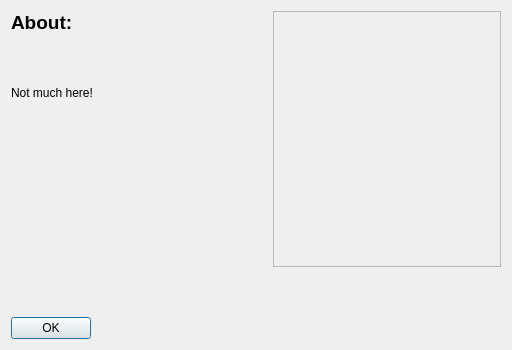
Qt form dialogabout.ui (PsyCommando/ppmdu_spriteeditor) before a commit.
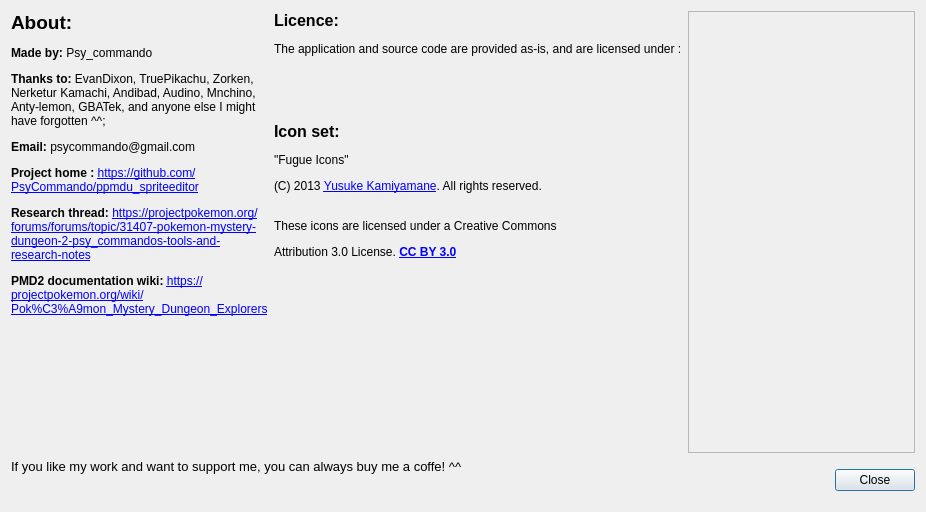
The same form after that commit. Icons and pictures are not drawn.

The edit to the form file:
```diff
--- a/dialogabout.ui
+++ b/dialogabout.ui
@@ -6,8 +6,8 @@
    <rect>
     <x>0</x>
     <y>0</y>
-    <width>512</width>
-    <height>350</height>
+    <width>926</width>
+    <height>512</height>
    </rect>
   </property>
   <property name="sizePolicy">
@@ -19,32 +19,17 @@
   <property name="windowTitle">
    <string>Dialog</string>
   </property>
-  <layout class="QFormLayout" name="formLayout">
-   <item row="2" column="0">
-    <widget class="QDialogButtonBox" name="btnboxOk">
-     <property name="orientation">
-      <enum>Qt::Horizontal</enum>
-     </property>
-     <property name="standardButtons">
-      <set>QDialogButtonBox::Ok</set>
-     </property>
-    </widget>
-   </item>
-   <item row="1" column="0">
-    <spacer name="verticalSpacer">
-     <property name="orientation">
-      <enum>Qt::Vertical</enum>
-     </property>
-     <property name="sizeHint" stdset="0">
-      <size>
-       <width>20</width>
-       <height>40</height>
-      </size>
-     </property>
-    </spacer>
-   </item>
-   <item row="0" column="0">
+  <layout class="QGridLayout" name="gridLayout">
+   <item row="0" column="0" colspan="2">
+    <layout class="QHBoxLayout" name="horizontalLayout">
+     <item>
     <widget class="QLabel" name="lblAboutText">
+       <property name="sizePolicy">
+        <sizepolicy hsizetype="Fixed" vsizetype="Preferred">
+         <horstretch>0</horstretch>
+         <verstretch>0</verstretch>
+        </sizepolicy>
+       </property>
      <property name="minimumSize">
       <size>
        <width>256</width>
@@ -52,7 +37,7 @@
       </size>
      </property>
      <property name="text">
-      <string>&lt;html&gt;&lt;head/&gt;&lt;body&gt;&lt;p&gt;&lt;span style=&quot; font-size:14pt; font-weight:600;&quot;&gt;About:&lt;/span&gt;&lt;/p&gt;&lt;p&gt;&lt;br/&gt;&lt;/p&gt;&lt;p&gt;Not much here!&lt;/p&gt;&lt;/body&gt;&lt;/html&gt;</string>
+        <string>&lt;html&gt;&lt;head/&gt;&lt;body&gt;&lt;p&gt;&lt;span style=&quot; font-size:14pt; font-weight:600;&quot;&gt;About:&lt;/span&gt;&lt;/p&gt;&lt;p&gt;&lt;span style=&quot; font-size:9pt; font-weight:600;&quot;&gt;Made by: &lt;/span&gt;&lt;span style=&quot; font-size:9pt;&quot;&gt;Psy_commando&lt;/span&gt;&lt;/p&gt;&lt;p&gt;&lt;span style=&quot; font-size:9pt; font-weight:600;&quot;&gt;Thanks to:&lt;/span&gt;&lt;span style=&quot; font-size:9pt;&quot;&gt; EvanDixon, TruePikachu, Zorken, Nerketur Kamachi, Andibad, Audino, Mnchino, Anty-lemon, GBATek, and anyone else I might have forgotten ^^;&lt;/span&gt;&lt;/p&gt;&lt;p&gt;&lt;span style=&quot; font-size:9pt; font-weight:600;&quot;&gt;Email:&lt;/span&gt;&lt;span style=&quot; font-size:9pt;&quot;&gt; psycommando@gmail.com&lt;/span&gt;&lt;/p&gt;&lt;p&gt;&lt;span style=&quot; font-size:9pt; font-weight:600;&quot;&gt;Project home : &lt;/span&gt;&lt;a href=&quot;https://github.com/PsyCommando/ppmdu_spriteeditor&quot;&gt;&lt;span style=&quot; font-size:9pt; text-decoration: underline; color:#0000ff;&quot;&gt;https://github.com/PsyCommando/ppmdu_spriteeditor&lt;/span&gt;&lt;/a&gt;&lt;/p&gt;&lt;p&gt;&lt;span style=&quot; font-size:9pt; font-weight:600;&quot;&gt;Research thread: &lt;/span&gt;&lt;a href=&quot;https://projectpokemon.org/forums/forums/topic/31407-pokemon-mystery-dungeon-2-psy_commandos-tools-and-research-notes&quot;&gt;&lt;span style=&quot; font-size:9pt; text-decoration: underline; color:#0000ff;&quot;&gt;https://projectpokemon.org/forums/forums/topic/31407-pokemon-mystery-dungeon-2-psy_commandos-tools-and-research-notes&lt;/span&gt;&lt;/a&gt;&lt;/p&gt;&lt;p&gt;&lt;span style=&quot; font-size:9pt; font-weight:600;&quot;&gt;PMD2 documentation wiki: &lt;/span&gt;&lt;a href=&quot;https://projectpokemon.org/wiki/Pok%C3%A9mon_Mystery_Dungeon_Explorers&quot;&gt;&lt;span style=&quot; font-size:9pt; text-decoration: underline; color:#0000ff;&quot;&gt;https://projectpokemon.org/wiki/Pok%C3%A9mon_Mystery_Dungeon_Explorers&lt;/span&gt;&lt;/a&gt;&lt;/p&gt;&lt;/body&gt;&lt;/html&gt;</string>
      </property>
      <property name="textFormat">
       <enum>Qt::RichText</enum>
@@ -63,36 +48,97 @@
      <property name="alignment">
       <set>Qt::AlignLeading|Qt::AlignLeft|Qt::AlignTop</set>
      </property>
-    </widget>
-   </item>
-   <item row="0" column="1">
-    <widget class="QLabel" name="lblPicture">
+       <property name="wordWrap">
+        <bool>true</bool>
+       </property>
+       <property name="margin">
+        <number>5</number>
+       </property>
+       <property name="textInteractionFlags">
+        <set>Qt::LinksAccessibleByMouse|Qt::TextSelectableByMouse</set>
+       </property>
+      </widget>
+     </item>
+     <item>
+      <widget class="QLabel" name="label">
      <property name="sizePolicy">
-      <sizepolicy hsizetype="MinimumExpanding" vsizetype="MinimumExpanding">
+        <sizepolicy hsizetype="Fixed" vsizetype="Preferred">
        <horstretch>0</horstretch>
        <verstretch>0</verstretch>
       </sizepolicy>
      </property>
-     <property name="minimumSize">
-      <size>
-       <width>128</width>
-       <height>256</height>
-      </size>
-     </property>
+       <property name="text">
+        <string>&lt;html&gt;&lt;head/&gt;&lt;body&gt;&lt;p&gt;&lt;span style=&quot; font-size:12pt; font-weight:600;&quot;&gt;Licence:&lt;/span&gt;&lt;/p&gt;&lt;p&gt;&lt;span style=&quot; font-size:9pt;&quot;&gt;The application and source code are provided as-is, and are licensed under :&lt;br/&gt;&lt;/span&gt;&lt;a href=&quot;http://www.wtfpl.net/about/&quot;&gt;&lt;img src=&quot;:/resources/imgs/wtfpl-badge-1.png&quot;/&gt;&lt;/a&gt;&lt;/p&gt;&lt;p&gt;&lt;span style=&quot; font-size:9pt;&quot;&gt;&lt;br/&gt;&lt;/span&gt;&lt;/p&gt;&lt;p&gt;&lt;span style=&quot; font-size:12pt; font-weight:600;&quot;&gt;Icon set:&lt;/span&gt;&lt;/p&gt;&lt;p&gt;&lt;span style=&quot; font-size:9pt;&quot;&gt;&amp;quot;Fugue Icons&amp;quot;&lt;/span&gt;&lt;/p&gt;&lt;p&gt;&lt;span style=&quot; font-size:9pt;&quot;&gt;(C) 2013 &lt;/span&gt;&lt;a href=&quot;http://p.yusukekamiyamane.com/&quot;&gt;&lt;span style=&quot; font-size:9pt; text-decoration: underline; color:#0000ff;&quot;&gt;Yusuke Kamiyamane&lt;/span&gt;&lt;/a&gt;&lt;span style=&quot; font-size:9pt;&quot;&gt;. All rights reserved.&lt;/span&gt;&lt;/p&gt;&lt;p&gt;&lt;span style=&quot; font-size:9pt;&quot;&gt;&lt;br/&gt;These icons are licensed under a Creative Commons&lt;/span&gt;&lt;/p&gt;&lt;p&gt;&lt;span style=&quot; font-size:9pt;&quot;&gt;Attribution 3.0 License. &lt;/span&gt;&lt;a href=&quot;http://creativecommons.org/licenses/by/3.0/&quot;&gt;&lt;span style=&quot; font-size:9pt; font-weight:600; text-decoration: underline; color:#0000ff;&quot;&gt;CC BY 3.0&lt;/span&gt;&lt;/a&gt;&lt;/p&gt;&lt;/body&gt;&lt;/html&gt;</string>
+       </property>
+       <property name="scaledContents">
+        <bool>true</bool>
+       </property>
+       <property name="alignment">
+        <set>Qt::AlignLeading|Qt::AlignLeft|Qt::AlignTop</set>
+       </property>
+       <property name="wordWrap">
+        <bool>true</bool>
+       </property>
+       <property name="margin">
+        <number>5</number>
+       </property>
+       <property name="textInteractionFlags">
+        <set>Qt::LinksAccessibleByMouse|Qt::TextSelectableByMouse</set>
+       </property>
+      </widget>
+     </item>
+     <item>
+      <widget class="QLabel" name="label_3">
      <property name="frameShape">
       <enum>QFrame::StyledPanel</enum>
      </property>
      <property name="frameShadow">
       <enum>QFrame::Sunken</enum>
      </property>
+       <property name="lineWidth">
+        <number>2</number>
+       </property>
      <property name="text">
       <string/>
      </property>
+       <property name="pixmap">
+        <pixmap resource="appres.qrc">:/resources/imgs/noimg.png</pixmap>
+       </property>
+      </widget>
+     </item>
+    </layout>
+   </item>
+   <item row="1" column="0">
+    <widget class="QLabel" name="label_2">
+     <property name="font">
+      <font>
+       <pointsize>10</pointsize>
+      </font>
+     </property>
+     <property name="text">
+      <string>&lt;html&gt;&lt;head/&gt;&lt;body&gt;&lt;p&gt;If you like my work and want to support me, you can always buy me a coffe! ^^&lt;/p&gt;&lt;p&gt;&lt;a href=&quot;https://ko-fi.com/A036WFJ&quot;&gt;&lt;img src=&quot;qrc:/imgs/resources/imgs/kofi2.png&quot; height=&quot;36&quot;/&gt;&lt;/a&gt;&lt;/p&gt;&lt;/body&gt;&lt;/html&gt;</string>
+     </property>
      <property name="scaledContents">
       <bool>true</bool>
      </property>
-     <property name="textInteractionFlags">
-      <set>Qt::NoTextInteraction</set>
+     <property name="wordWrap">
+      <bool>true</bool>
+     </property>
+    </widget>
+   </item>
+   <item row="1" column="1">
+    <widget class="QDialogButtonBox" name="btnboxOk">
+     <property name="sizePolicy">
+      <sizepolicy hsizetype="Fixed" vsizetype="Fixed">
+       <horstretch>0</horstretch>
+       <verstretch>0</verstretch>
+      </sizepolicy>
+     </property>
+     <property name="orientation">
+      <enum>Qt::Vertical</enum>
+     </property>
+     <property name="standardButtons">
+      <set>QDialogButtonBox::Close</set>
      </property>
     </widget>
    </item>
```
Left out of the diff: 4 changed lines with no effect on the pictures. Lines whose indentation alone changed are shown as unchanged.
